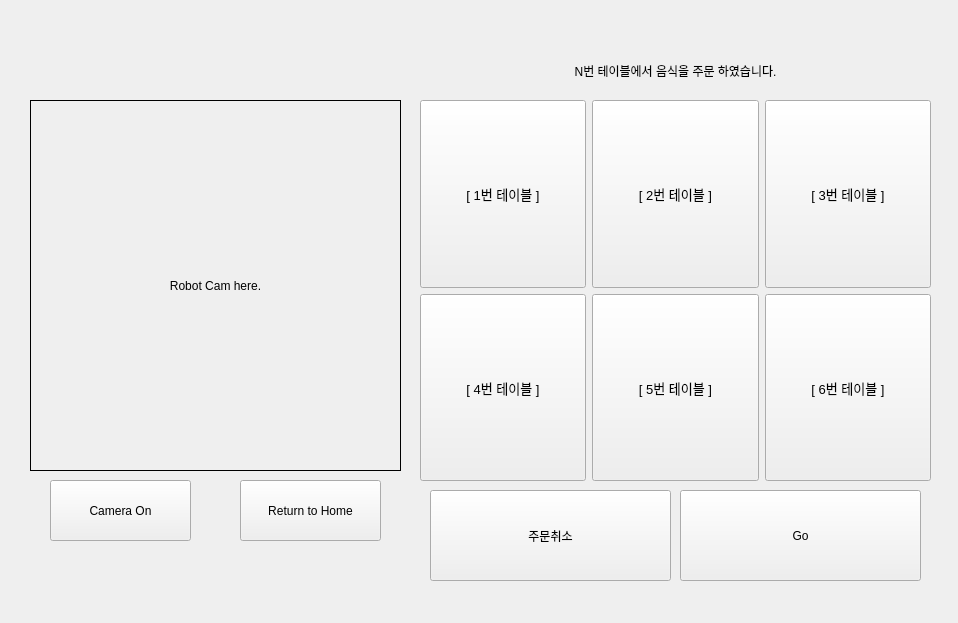
This is teamB-1_ws/src/kitchen/kitchen/kitchen.ui in Rokey-B-1/AMR-1 as Qt 5 draws it before an edit. The edited form follows.
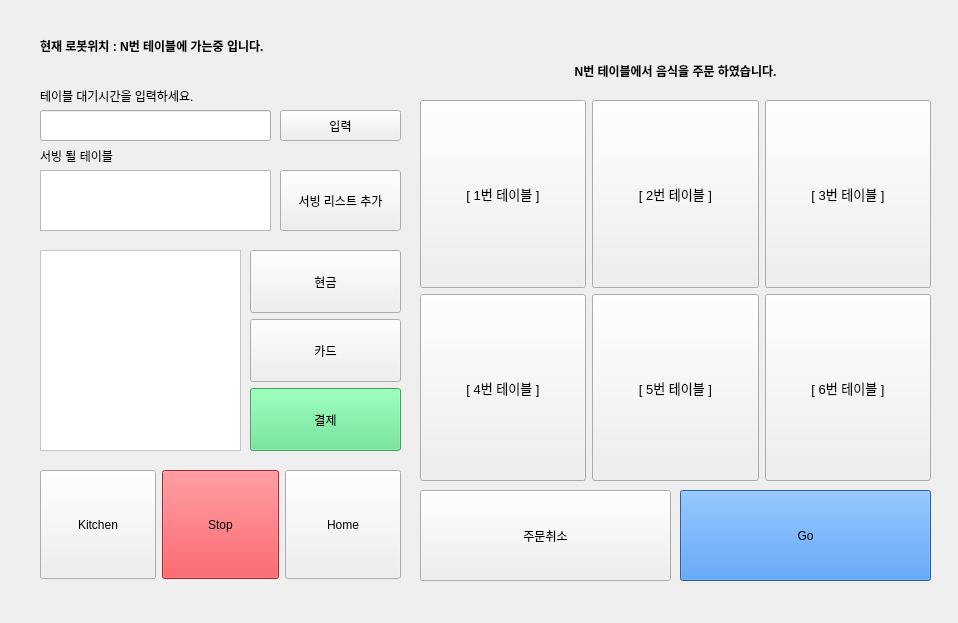
This is the edited form.

Commit message: 11/29 업데이트

```diff
--- a/teamB-1_ws/src/kitchen/kitchen/kitchen.ui
+++ b/teamB-1_ws/src/kitchen/kitchen/kitchen.ui
@@ -14,44 +14,12 @@
    <string>MainWindow</string>
   </property>
   <widget class="QWidget" name="centralwidget">
-   <widget class="QLabel" name="cameraImage">
-    <property name="geometry">
-     <rect>
-      <x>30</x>
-      <y>100</y>
-      <width>371</width>
-      <height>371</height>
-     </rect>
-    </property>
-    <property name="frameShape">
-     <enum>QFrame::Box</enum>
-    </property>
-    <property name="text">
-     <string>Robot Cam here.</string>
-    </property>
-    <property name="alignment">
-     <set>Qt::AlignCenter</set>
-    </property>
-   </widget>
-   <widget class="QPushButton" name="camera_btn">
-    <property name="geometry">
-     <rect>
-      <x>50</x>
-      <y>480</y>
-      <width>141</width>
-      <height>61</height>
-     </rect>
-    </property>
-    <property name="text">
-     <string>Camera On</string>
-    </property>
-   </widget>
    <widget class="QPushButton" name="cancel_btn">
     <property name="geometry">
      <rect>
-      <x>430</x>
+      <x>420</x>
       <y>490</y>
-      <width>241</width>
+      <width>251</width>
       <height>91</height>
      </rect>
     </property>
@@ -68,6 +36,12 @@
       <height>41</height>
      </rect>
     </property>
+    <property name="font">
+     <font>
+      <weight>75</weight>
+      <bold>true</bold>
+     </font>
+    </property>
     <property name="text">
      <string>N번 테이블에서 음식을 주문 하였습니다.</string>
     </property>
@@ -80,27 +54,17 @@
      <rect>
       <x>680</x>
       <y>490</y>
-      <width>241</width>
+      <width>251</width>
       <height>91</height>
      </rect>
     </property>
+    <property name="styleSheet">
+     <string notr="true">background-color: rgb(53, 132, 228);</string>
+    </property>
     <property name="text">
      <string>Go</string>
     </property>
    </widget>
-   <widget class="QPushButton" name="return_btn">
-    <property name="geometry">
-     <rect>
-      <x>240</x>
-      <y>480</y>
-      <width>141</width>
-      <height>61</height>
-     </rect>
-    </property>
-    <property name="text">
-     <string>Return to Home</string>
-    </property>
-   </widget>
    <widget class="QWidget" name="gridLayoutWidget">
     <property name="geometry">
      <rect>
@@ -275,6 +239,236 @@
      </item>
     </layout>
    </widget>
+   <widget class="QWidget" name="horizontalLayoutWidget">
+    <property name="geometry">
+     <rect>
+      <x>40</x>
+      <y>470</y>
+      <width>361</width>
+      <height>109</height>
+     </rect>
+    </property>
+    <layout class="QHBoxLayout" name="horizontalLayout">
+     <item>
+      <widget class="QPushButton" name="go_to_kitchen_btn">
+       <property name="sizePolicy">
+        <sizepolicy hsizetype="Expanding" vsizetype="Expanding">
+         <horstretch>0</horstretch>
+         <verstretch>0</verstretch>
+        </sizepolicy>
+       </property>
+       <property name="text">
+        <string>Kitchen</string>
+       </property>
+      </widget>
+     </item>
+     <item>
+      <widget class="QPushButton" name="stop_btn">
+       <property name="sizePolicy">
+        <sizepolicy hsizetype="Expanding" vsizetype="Expanding">
+         <horstretch>0</horstretch>
+         <verstretch>0</verstretch>
+        </sizepolicy>
+       </property>
+       <property name="styleSheet">
+        <string notr="true">background-color: rgb(237, 51, 59);</string>
+       </property>
+       <property name="text">
+        <string>Stop</string>
+       </property>
+      </widget>
+     </item>
+     <item>
+      <widget class="QPushButton" name="go_to_home_btn">
+       <property name="sizePolicy">
+        <sizepolicy hsizetype="Expanding" vsizetype="Expanding">
+         <horstretch>0</horstretch>
+         <verstretch>0</verstretch>
+        </sizepolicy>
+       </property>
+       <property name="text">
+        <string>Home</string>
+       </property>
+      </widget>
+     </item>
+    </layout>
+   </widget>
+   <widget class="QLabel" name="robot_location">
+    <property name="geometry">
+     <rect>
+      <x>40</x>
+      <y>30</y>
+      <width>311</width>
+      <height>31</height>
+     </rect>
+    </property>
+    <property name="font">
+     <font>
+      <weight>75</weight>
+      <bold>true</bold>
+     </font>
+    </property>
+    <property name="text">
+     <string>현재 로봇위치 : N번 테이블에 가는중 입니다.</string>
+    </property>
+   </widget>
+   <widget class="QPushButton" name="wait_time_btn">
+    <property name="geometry">
+     <rect>
+      <x>280</x>
+      <y>110</y>
+      <width>121</width>
+      <height>31</height>
+     </rect>
+    </property>
+    <property name="text">
+     <string>입력</string>
+    </property>
+   </widget>
+   <widget class="QLabel" name="wait_time_txt">
+    <property name="geometry">
+     <rect>
+      <x>40</x>
+      <y>80</y>
+      <width>201</width>
+      <height>31</height>
+     </rect>
+    </property>
+    <property name="text">
+     <string>테이블 대기시간을 입력하세요.</string>
+    </property>
+   </widget>
+   <widget class="QLabel" name="serving_list_txt">
+    <property name="geometry">
+     <rect>
+      <x>40</x>
+      <y>140</y>
+      <width>91</width>
+      <height>31</height>
+     </rect>
+    </property>
+    <property name="text">
+     <string>서빙 될 테이블</string>
+    </property>
+   </widget>
+   <widget class="QLineEdit" name="wait_time">
+    <property name="geometry">
+     <rect>
+      <x>40</x>
+      <y>110</y>
+      <width>231</width>
+      <height>31</height>
+     </rect>
+    </property>
+    <property name="layoutDirection">
+     <enum>Qt::LeftToRight</enum>
+    </property>
+    <property name="alignment">
+     <set>Qt::AlignCenter</set>
+    </property>
+   </widget>
+   <widget class="QPushButton" name="serving_list_btn">
+    <property name="geometry">
+     <rect>
+      <x>280</x>
+      <y>170</y>
+      <width>121</width>
+      <height>61</height>
+     </rect>
+    </property>
+    <property name="text">
+     <string>서빙 리스트 추가</string>
+    </property>
+   </widget>
+   <widget class="QListWidget" name="serving_list">
+    <property name="geometry">
+     <rect>
+      <x>40</x>
+      <y>170</y>
+      <width>231</width>
+      <height>61</height>
+     </rect>
+    </property>
+   </widget>
+   <widget class="QWidget" name="verticalLayoutWidget">
+    <property name="geometry">
+     <rect>
+      <x>250</x>
+      <y>250</y>
+      <width>151</width>
+      <height>201</height>
+     </rect>
+    </property>
+    <layout class="QVBoxLayout" name="verticalLayout">
+     <item>
+      <widget class="QPushButton" name="check_cash_btn">
+       <property name="sizePolicy">
+        <sizepolicy hsizetype="Expanding" vsizetype="Expanding">
+         <horstretch>0</horstretch>
+         <verstretch>0</verstretch>
+        </sizepolicy>
+       </property>
+       <property name="text">
+        <string>현금</string>
+       </property>
+      </widget>
+     </item>
+     <item>
+      <widget class="QPushButton" name="check_card_btn">
+       <property name="sizePolicy">
+        <sizepolicy hsizetype="Expanding" vsizetype="Expanding">
+         <horstretch>0</horstretch>
+         <verstretch>0</verstretch>
+        </sizepolicy>
+       </property>
+       <property name="text">
+        <string>카드</string>
+       </property>
+      </widget>
+     </item>
+     <item>
+      <widget class="QPushButton" name="check_pay_btn">
+       <property name="sizePolicy">
+        <sizepolicy hsizetype="Expanding" vsizetype="Expanding">
+         <horstretch>0</horstretch>
+         <verstretch>0</verstretch>
+        </sizepolicy>
+       </property>
+       <property name="autoFillBackground">
+        <bool>false</bool>
+       </property>
+       <property name="styleSheet">
+        <string notr="true">background-color: rgb(87, 227, 137);</string>
+       </property>
+       <property name="text">
+        <string>결제</string>
+       </property>
+      </widget>
+     </item>
+    </layout>
+   </widget>
+   <widget class="QLabel" name="detail">
+    <property name="geometry">
+     <rect>
+      <x>40</x>
+      <y>250</y>
+      <width>201</width>
+      <height>201</height>
+     </rect>
+    </property>
+    <property name="styleSheet">
+     <string notr="true">background-color: rgb(255, 255, 255);</string>
+    </property>
+    <property name="frameShape">
+     <enum>QFrame::StyledPanel</enum>
+    </property>
+    <property name="text">
+     <string/>
+    </property>
+    <property name="alignment">
+     <set>Qt::AlignCenter</set>
+    </property>
+   </widget>
   </widget>
  </widget>
  <resources/>
```
Left out of the diff: 60 changed lines with no effect on the pictures. The commit also changes 2 other files.
